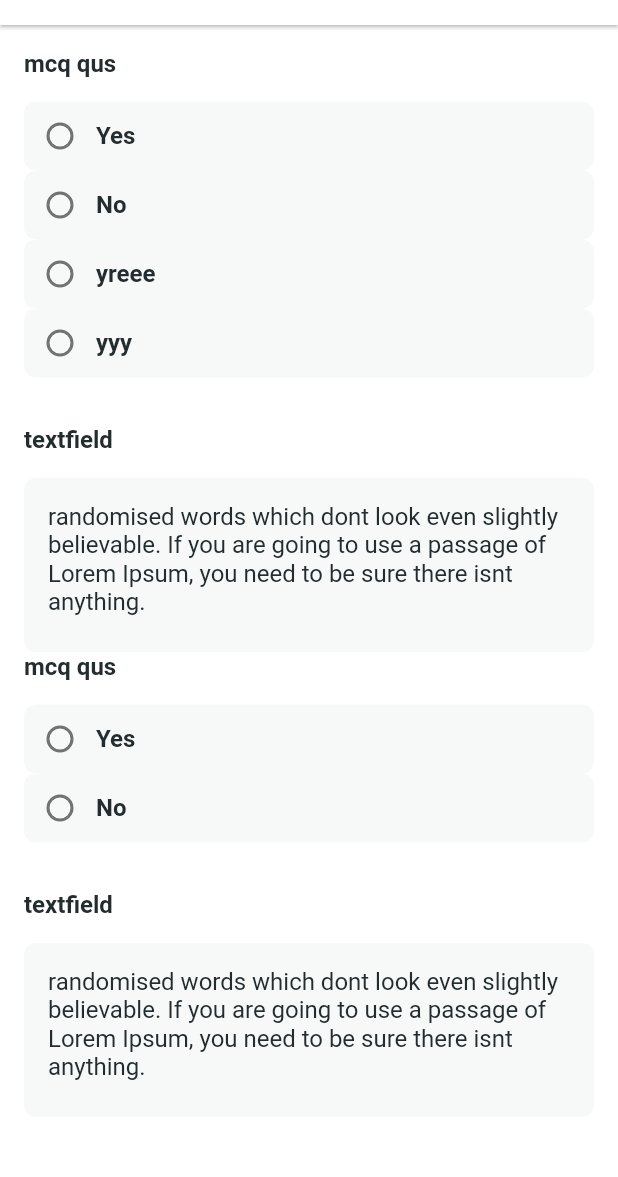
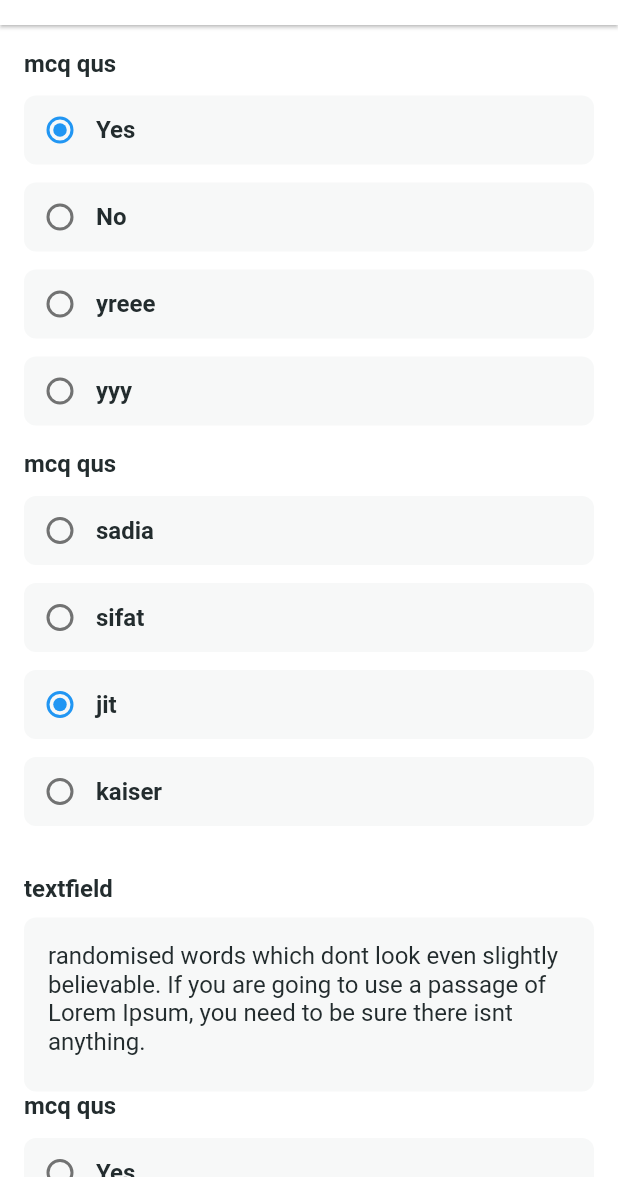
Before and after one commit to SadiaAfrin55/ddc, a Flutter app: the SurveyHistoryDetails screen opened by its route, on a phone screen of 412 x 824 dp, the part 59-1236 px from its top. Run offline on Flutter 3.47's test engine with Material 2 defaults, Android fonts, the phone set to English and light mode, and no system bars; our stand-ins replace flutter_svg.

Commit message:
sifat commit

```diff
--- a/lib/Pages/SurveyHistory/Components/mcqtype.dart
+++ b/lib/Pages/SurveyHistory/Components/mcqtype.dart
@@ -20,10 +20,10 @@ class McqTypePage extends StatelessWidget {
                 fontWeight: FontWeight.w600,
                 color: Color(0xFF232C2E),
               ),),
-              const SizedBox(height: 16,),
               Column(
                 children: options!.map((e) => Container(
                   height: 46,
+                  margin: const EdgeInsets.only(top: 12),
                   decoration: BoxDecoration(
                     borderRadius: BorderRadius.circular(8),
                     color: const Color(0xFFF7F8F8),
@@ -31,7 +31,7 @@ class McqTypePage extends StatelessWidget {
                   child: Row(
                     children: [
                       Radio(
-                          value: 1,
+                          value: true,
                           groupValue: e==givenAnswer,
                           onChanged: (val){}
                       ),
--- a/lib/Pages/SurveyHistory/Components/textfieldtype.dart
+++ b/lib/Pages/SurveyHistory/Components/textfieldtype.dart
@@ -17,7 +17,7 @@ class TextFieldtypePage extends StatelessWidget {
             fontWeight: FontWeight.w600,
             color: Color(0xFF232C2E),
           ),),
-          const SizedBox(height: 16,),
+          const SizedBox(height: 10,),
           Container(
             padding: const EdgeInsets.all(16),
             height: 116,
--- a/lib/Pages/SurveyHistory/surveyhistory_details.dart
+++ b/lib/Pages/SurveyHistory/surveyhistory_details.dart
@@ -16,6 +16,7 @@ class _SurveyHistoryDetailsState extends State<SurveyHistoryDetails> {
   List <checkModel> quslist=[];
   final qusModel = [
     checkModel('mcq qus', 'Yes', true, ["Yes","No","yreee","yyy"]),
+    checkModel('mcq qus', 'jit', true, ["sadia","sifat","jit","kaiser"]),
     checkModel('textfield', 'randomised words which dont look even slightly believable. If you are going to use a passage of Lorem Ipsum, you need to be sure there isnt anything.', false, ["Yes","No"]),
 
     checkModel('mcq qus', 'No', true, ["Yes","No"]),
@@ -45,13 +46,16 @@ class _SurveyHistoryDetailsState extends State<SurveyHistoryDetails> {
                 child: const Icon(Icons.arrow_back,color: Colors.black,)),
           ),
           body: SingleChildScrollView(
+            physics: ScrollPhysics(),
             child: Container(
               margin: const EdgeInsets.all(16),
               child: Column(
+
                 children: [
                  ListView.builder(
                    shrinkWrap: true,
                    scrollDirection: Axis.vertical,
+                     physics: const NeverScrollableScrollPhysics(),
                    itemCount: qusModel.length,
                      itemBuilder: (context,index){
                        return Column(
```
Also changed, not shown: pubspec.lock.
